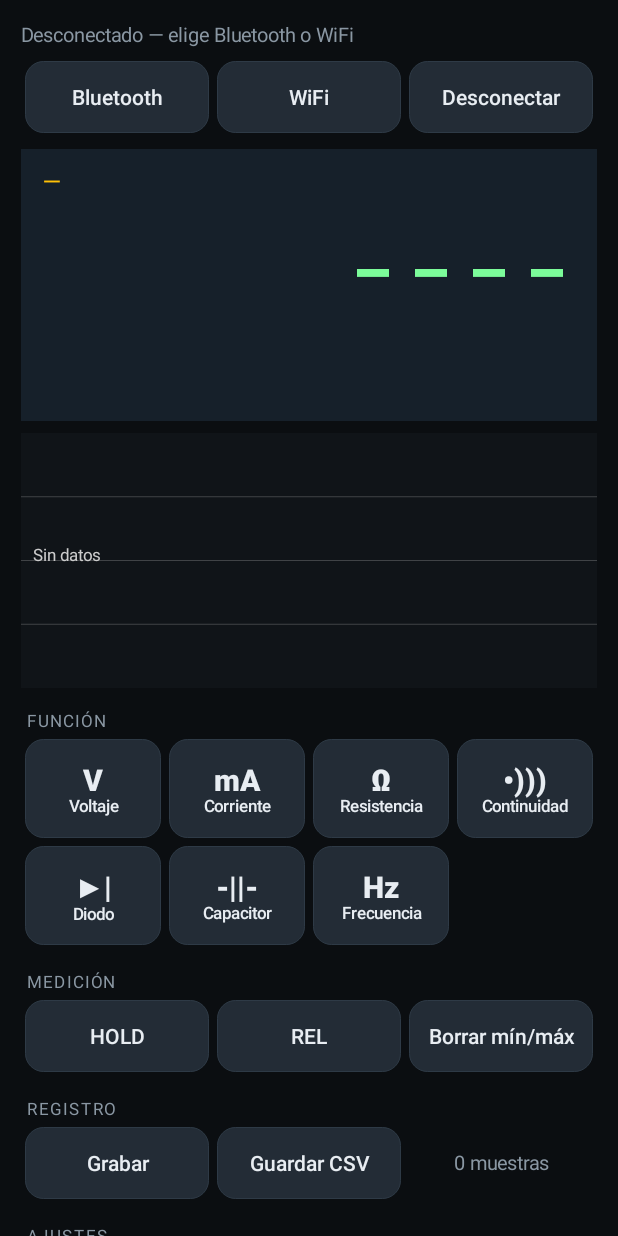
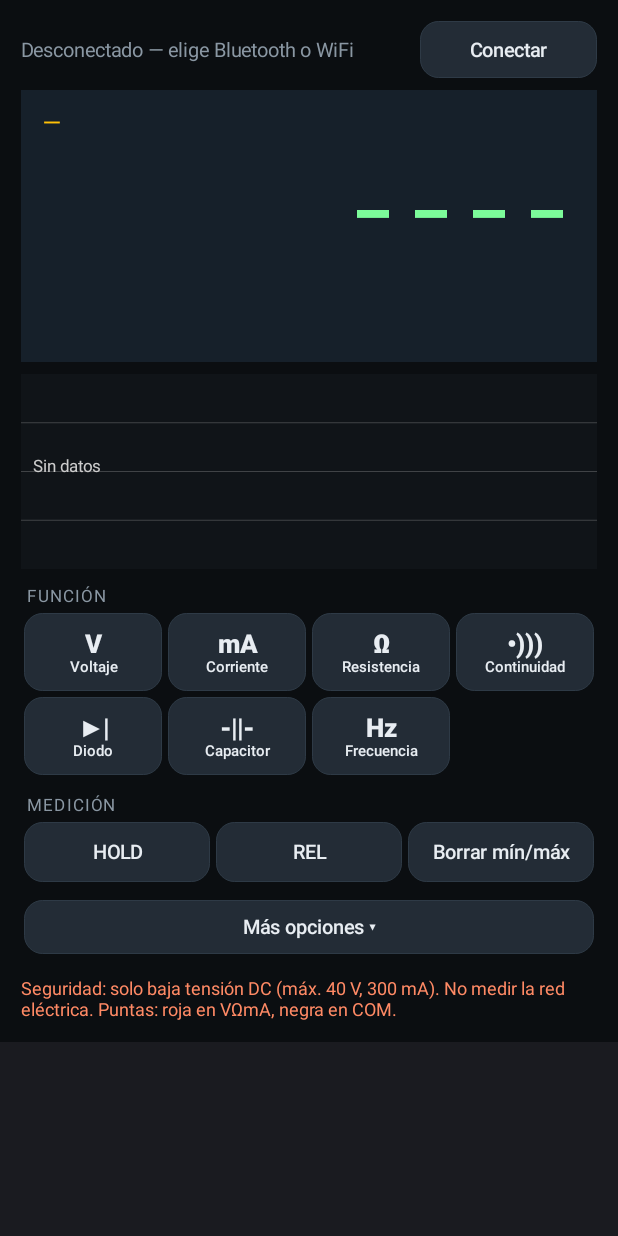
Before and after one commit to Degnanf82/UTILITY-V1.0, an Android app: the screen it shows after launch (MainActivity), on a phone screen of 412 x 824 dp. Run offline under Robolectric (Android 15) with nearby library versions, the phone set to English and light mode, and no system bars.

Commit message:
App 1.4: botones mas pequenos y menos botones a la vista
- Un solo boton Conectar/Desconectar (pregunta Bluetooth o WiFi).
- Botones y funciones mas compactos; grafica mas baja.
- Registro CSV, calibracion, info y pitidos dentro de 'Mas opciones'.
- Indicador REC en la pantalla mientras se graba.

Co-Authored-By: Claude Opus 5.5 <noreply@anthropic.com>
Claude-Session: https://claude.ai/code/session_014fSDhTTo6Gisu8fs886gd8

```diff
--- a/multimetro-esp32/android/app/build.gradle.kts
+++ b/multimetro-esp32/android/app/build.gradle.kts
@@ -13,8 +13,8 @@ android {
         applicationId = "com.degnanf.multimetro"
         minSdk = 24
         targetSdk = 35
-        versionCode = 4
-        versionName = "1.3"
+        versionCode = 5
+        versionName = "1.4"
     }
 
     buildTypes {
--- a/multimetro-esp32/android/app/src/main/java/com/degnanf/multimetro/MainActivity.kt
+++ b/multimetro-esp32/android/app/src/main/java/com/degnanf/multimetro/MainActivity.kt
@@ -97,6 +97,7 @@ class MainActivity : Activity(), LinkListener {
     private lateinit var flags: TextView
     private lateinit var stats: TextView
     private lateinit var graph: GraphView
+    private lateinit var btnConn: Button
     private lateinit var btnHold: Button
     private lateinit var btnRel: Button
     private lateinit var btnRec: Button
@@ -127,12 +128,13 @@ class MainActivity : Activity(), LinkListener {
         }
 
         status = text("Desconectado", 13f, Pal.muted).apply { maxLines = 2 }
-        root.addView(status)
-        root.addView(grid(3, listOf(
-            button("Bluetooth") { connectBle() },
-            button("WiFi") { connectWifiDialog() },
-            button("Desconectar") { disconnect() },
-        )), lp(top = 6))
+        btnConn = button("Conectar") { if (connected) disconnect() else chooseConnection() }
+        root.addView(LinearLayout(this).apply {
+            orientation = LinearLayout.HORIZONTAL
+            gravity = Gravity.CENTER_VERTICAL
+            addView(status, LinearLayout.LayoutParams(0, ViewGroup.LayoutParams.WRAP_CONTENT, 1f))
+            addView(btnConn, LinearLayout.LayoutParams(px(118), px(38)).apply { leftMargin = px(8) })
+        })
 
         // Pantalla
         val screen = LinearLayout(this).apply {
@@ -158,14 +160,14 @@ class MainActivity : Activity(), LinkListener {
         root.addView(screen, lp(top = 8))
 
         graph = GraphView(this)
-        root.addView(graph, LinearLayout.LayoutParams(ViewGroup.LayoutParams.MATCH_PARENT, px(170)).apply {
+        root.addView(graph, LinearLayout.LayoutParams(ViewGroup.LayoutParams.MATCH_PARENT, px(130)).apply {
             topMargin = px(8)
         })
 
         // Funciones: 4 columnas, mismo tamano
         root.addView(section("Función"))
         val tiles = modes.map { m -> modeTile(m).also { modeButtons[m.code] = it } }
-        root.addView(grid(4, tiles, height = 66))
+        root.addView(grid(4, tiles, height = 52))
 
         // Medicion
         root.addView(section("Medición"))
@@ -173,17 +175,24 @@ class MainActivity : Activity(), LinkListener {
         btnRel = button("REL") { sendCmd("REL") }
         root.addView(grid(3, listOf(btnHold, btnRel, button("Borrar mín/máx") { sendCmd("RESET"); graph.clear() })))
 
-        // Registro CSV
-        root.addView(section("Registro"))
+        // Opciones menos usadas: ocultas detras de un solo boton
+        val more = LinearLayout(this).apply { orientation = LinearLayout.VERTICAL; visibility = View.GONE }
+        val btnMore = button("Más opciones ▾") {}
+        btnMore.setOnClickListener {
+            val show = more.visibility != View.VISIBLE
+            more.visibility = if (show) View.VISIBLE else View.GONE
+            btnMore.text = if (show) "Menos opciones ▴" else "Más opciones ▾"
+        }
+        root.addView(grid(1, listOf(btnMore), height = 36), lp(top = 8))
+        more.addView(section("Registro"))
         btnRec = button("Grabar") { toggleRecording() }
         recInfo = text("0 muestras", 13f, Pal.muted).apply { gravity = Gravity.CENTER }
-        root.addView(grid(3, listOf(btnRec, button("Guardar CSV") { saveCsv() }, recInfo)))
-
-        // Ajustes
-        root.addView(section("Ajustes"))
-        root.addView(grid(2, listOf(button("Calibrar") { calibrateDialog() }, button("Info equipo") { infoDialog() })))
-        root.addView(switchRow("Pitido de continuidad en el teléfono") { phoneBeep = it }, lp(top = 6))
-        root.addView(switchRow("Buzzer del multímetro") { sendCmd("BEEP ${if (it) 1 else 0}") })
+        more.addView(grid(3, listOf(btnRec, button("Guardar CSV") { saveCsv() }, recInfo)))
+        more.addView(section("Ajustes"))
+        more.addView(grid(2, listOf(button("Calibrar") { calibrateDialog() }, button("Info equipo") { infoDialog() })))
+        more.addView(switchRow("Pitido de continuidad en el teléfono") { phoneBeep = it }, lp(top = 4))
+        more.addView(switchRow("Buzzer del multímetro") { sendCmd("BEEP ${if (it) 1 else 0}") })
+        root.addView(more)
         root.addView(text(
             "Seguridad: solo baja tensión DC (máx. 40 V, 300 mA). No medir la red eléctrica. " +
                 "Puntas: roja en VΩmA, negra en COM.",
@@ -221,7 +230,7 @@ class MainActivity : Activity(), LinkListener {
     private fun button(label: String, onClick: () -> Unit) = Button(this).apply {
         text = label
         isAllCaps = false
-        textSize = 14f
+        textSize = 13f
         maxLines = 1
         minWidth = 0; minimumWidth = 0; minHeight = 0; minimumHeight = 0
         setPadding(px(6), 0, px(6), 0)
@@ -234,22 +243,22 @@ class MainActivity : Activity(), LinkListener {
     private fun modeTile(m: ModeInfo): Button = button("") { selectMode(m.code) }.apply {
         maxLines = 2
         val sb = SpannableStringBuilder()
-        sb.append(m.symbol, AbsoluteSizeSpan(20, true), Spanned.SPAN_EXCLUSIVE_EXCLUSIVE)
+        sb.append(m.symbol, AbsoluteSizeSpan(17, true), Spanned.SPAN_EXCLUSIVE_EXCLUSIVE)
         sb.setSpan(StyleSpan(Typeface.BOLD), 0, m.symbol.length, Spanned.SPAN_EXCLUSIVE_EXCLUSIVE)
         sb.append("\n")
-        sb.append(m.caption, AbsoluteSizeSpan(11, true), Spanned.SPAN_EXCLUSIVE_EXCLUSIVE)
+        sb.append(m.caption, AbsoluteSizeSpan(10, true), Spanned.SPAN_EXCLUSIVE_EXCLUSIVE)
         text = sb
         setLineSpacing(0f, 0.95f)
     }
 
     /** Filas de columnas iguales; celdas vacias al final para que todo quede alineado. */
-    private fun grid(cols: Int, items: List<View>, height: Int = 48): LinearLayout {
+    private fun grid(cols: Int, items: List<View>, height: Int = 40): LinearLayout {
         val box = LinearLayout(this).apply { orientation = LinearLayout.VERTICAL }
         items.chunked(cols).forEach { chunk ->
             val r = LinearLayout(this).apply { orientation = LinearLayout.HORIZONTAL; isBaselineAligned = false }
             for (i in 0 until cols) {
                 val v = chunk.getOrNull(i) ?: View(this)
-                r.addView(v, LinearLayout.LayoutParams(0, px(height), 1f).apply { setMargins(px(3), px(3), px(3), px(3)) })
+                r.addView(v, LinearLayout.LayoutParams(0, px(height), 1f).apply { setMargins(px(2), px(2), px(2), px(2)) })
             }
             box.addView(r)
         }
@@ -258,7 +267,7 @@ class MainActivity : Activity(), LinkListener {
 
     private fun section(title: String) = text(title.uppercase(), 11f, Pal.muted).apply {
         letterSpacing = 0.12f
-        setPadding(px(4), px(14), 0, px(2))
+        setPadding(px(4), px(10), 0, px(2))
     }
 
     private fun switchRow(label: String, onChange: (Boolean) -> Unit) = Switch(this).apply {
@@ -295,6 +304,7 @@ class MainActivity : Activity(), LinkListener {
     }
 
     private fun disconnect() {
+        if (::btnConn.isInitialized) btnConn.text = "Conectar"
         link?.close()
         link = null
         connected = false
@@ -312,6 +322,16 @@ class MainActivity : Activity(), LinkListener {
     override fun onState(text: String, connected: Boolean) {
         this.connected = connected
         status.text = text
+        btnConn.text = if (connected) "Desconectar" else "Conectar"
+    }
+
+    /** Un solo boton de conexion: pregunta Bluetooth o WiFi. */
+    private fun chooseConnection() {
+        AlertDialog.Builder(this)
+            .setTitle("Conectar el multímetro")
+            .setItems(arrayOf("Bluetooth", "WiFi")) { _, which -> if (which == 0) connectBle() else connectWifiDialog() }
+            .setNegativeButton("Cancelar", null)
+            .show()
     }
 
     override fun onLine(line: String) {
@@ -342,7 +362,7 @@ class MainActivity : Activity(), LinkListener {
 
         styleButton(btnHold, hold, Pal.active)
         styleButton(btnRel, rel, Pal.active)
-        flags.text = listOfNotNull(if (hold) "HOLD" else null, if (rel) "REL" else null).joinToString("  ")
+        flags.text = listOfNotNull(if (isRecording) "● REC" else null, if (hold) "HOLD" else null, if (rel) "REL" else null).joinToString("  ")
 
         when {
             ol -> {
```
Also changed, not shown: 6 other files.
